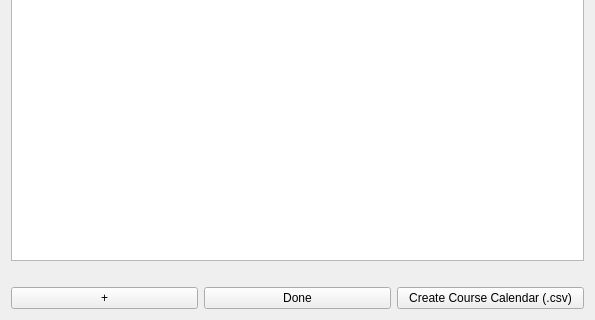
Before: the Qt Designer form assets/YorkULabSeating_lab_scheduler.ui in tdgskinner/yorku-phys-lab-seating, drawn with Qt 5; both pictures show x 0 to 595 and y 158 to 478 of the 595 by 478 pixel window.
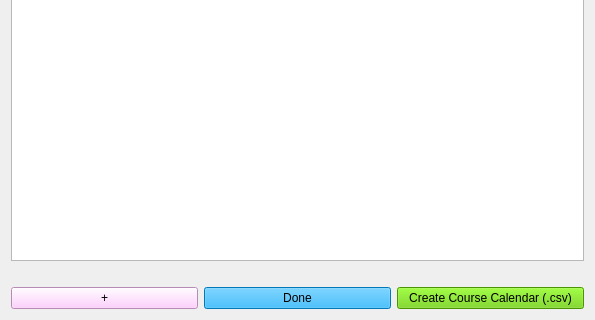
After: the same form once the commit is applied.

Commit message: scheduler implemented

```diff
--- a/assets/YorkULabSeating_lab_scheduler.ui
+++ b/assets/YorkULabSeating_lab_scheduler.ui
@@ -140,6 +140,9 @@
       <layout class="QHBoxLayout" name="horizontalLayout_7">
        <item>
         <widget class="QPushButton" name="pushButton_plus">
+         <property name="styleSheet">
+          <string notr="true">background-color: rgb(255, 196, 255);</string>
+         </property>
          <property name="text">
           <string>+</string>
          </property>
@@ -147,6 +150,9 @@
        </item>
        <item>
         <widget class="QPushButton" name="pushButton_done">
+         <property name="styleSheet">
+          <string notr="true">background-color: rgb(0, 170, 255);</string>
+         </property>
          <property name="text">
           <string>Done</string>
          </property>
@@ -154,6 +160,9 @@
        </item>
        <item>
         <widget class="QPushButton" name="pushButton_create_csv">
+         <property name="styleSheet">
+          <string notr="true">background-color: rgb(104, 208, 0);</string>
+         </property>
          <property name="text">
           <string>Create Course Calendar (.csv)</string>
          </property>
```
The commit also changes 2 other files.
